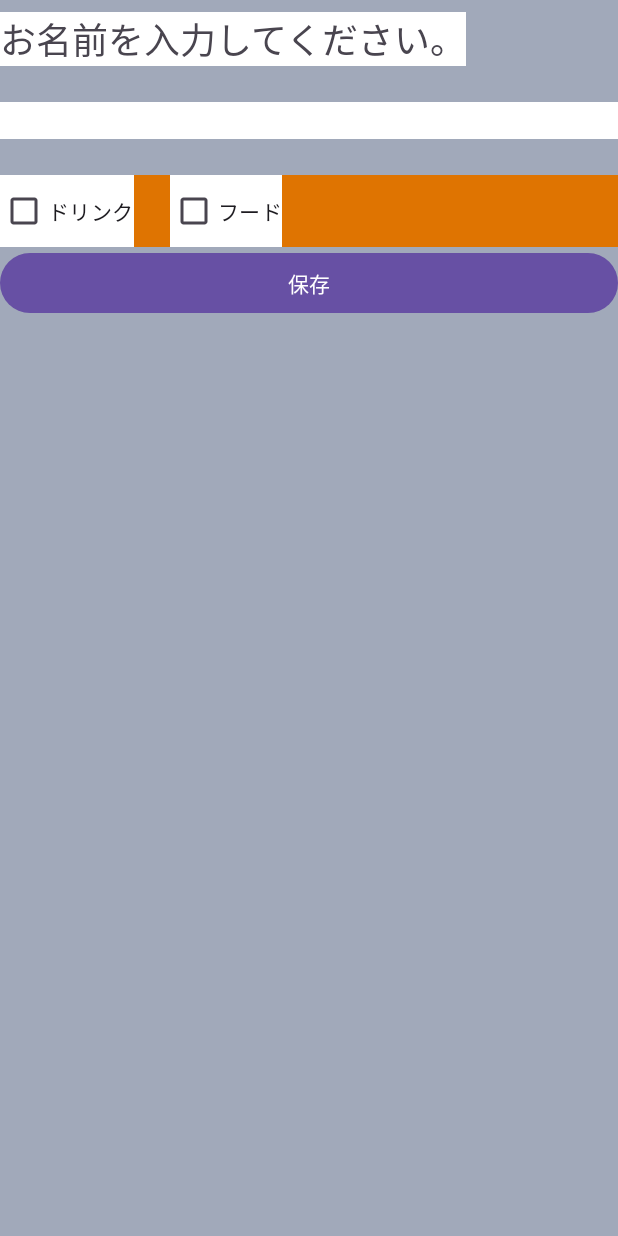
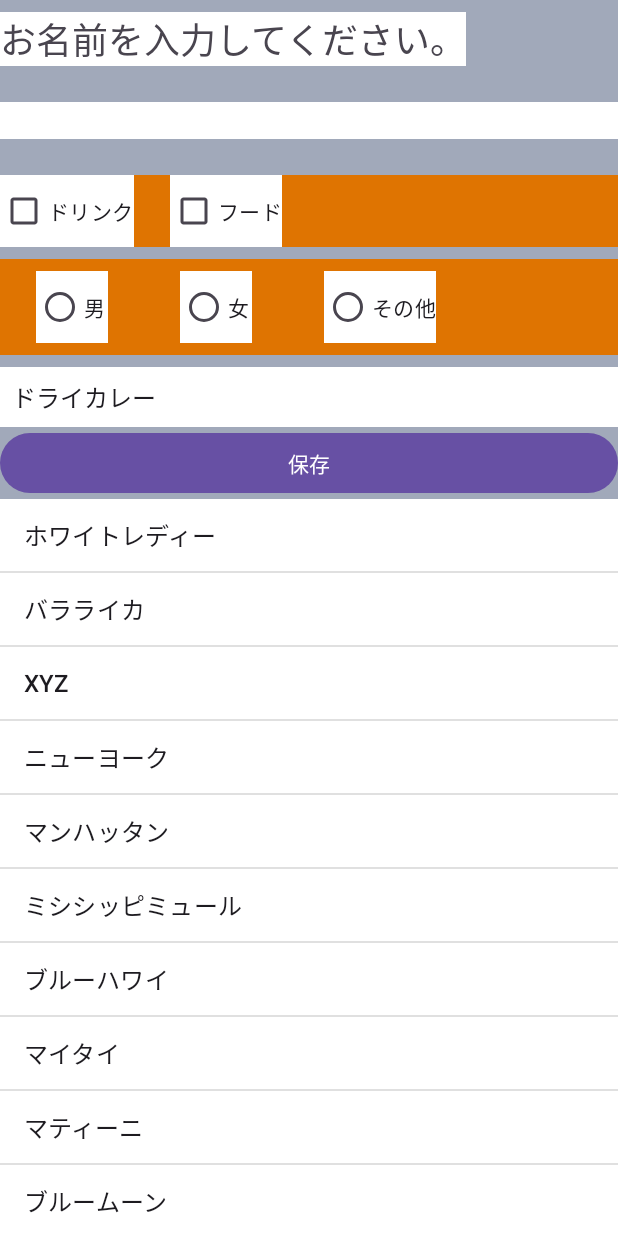
Before and after one commit to itc-s22030/Android1, an Android app: the screen it shows after launch (MainActivity), on a phone screen of 412 x 824 dp. Run offline under Robolectric (Android 15) with nearby library versions, the phone set to English and light mode, and no system bars.

Commit message:
3章終わり

```diff
--- a/ViewSample/app/src/main/res/layout/activity_main.xml
+++ b/ViewSample/app/src/main/res/layout/activity_main.xml
@@ -50,10 +50,64 @@
             android:text="@string/cb_food" />
     </LinearLayout>
 
+    <RadioGroup
+        android:layout_width="match_parent"
+        android:layout_height="wrap_content"
+        android:layout_marginTop="8dp"
+        android:layout_marginBottom="8dp"
+        android:background="#df7401"
+        android:orientation="horizontal"
+        android:paddingTop="8dp"
+        android:paddingBottom="8dp">
+
+        <RadioButton
+            android:id="@+id/rbMale"
+            android:layout_width="wrap_content"
+            android:layout_height="wrap_content"
+            android:layout_marginStart="24dp"
+            android:layout_marginEnd="24dp"
+            android:background="#ffFFff"
+            android:text="@string/rb_male" />
+
+        <RadioButton
+            android:id="@+id/rbFemale"
+            android:layout_width="wrap_content"
+            android:layout_height="wrap_content"
+            android:layout_marginStart="24dp"
+            android:layout_marginEnd="24dp"
+            android:background="#ffFFff"
+            android:text="@string/rb_female" />
+
+        <RadioButton
+            android:id="@+id/rbOthers"
+            android:layout_width="wrap_content"
+            android:layout_height="wrap_content"
+            android:layout_marginStart="24dp"
+            android:layout_marginEnd="24dp"
+            android:background="#ffFFff"
+            android:text="@string/rb_others" />
+    </RadioGroup>
+
+    <Spinner
+        android:id="@+id/spCurryList"
+        android:layout_width="match_parent"
+        android:layout_height="wrap_content"
+        android:background="#ffFFff"
+        android:entries="@array/sp_curry_list"
+        android:paddingTop="8dp"
+        android:paddingBottom="8dp" />
+
     <Button
         android:id="@+id/btSave"
         android:layout_width="match_parent"
         android:layout_height="wrap_content"
         android:text="@string/bt_save" />
 
+    <ListView
+        android:layout_width="match_parent"
+        android:layout_height="0dp"
+        android:layout_weight="1"
+        android:background="#ffFFff"
+        android:entries="@array/lv_cocktail_list" />
+
 </LinearLayout>
--- a/ViewSample/app/src/main/res/values/strings.xml
+++ b/ViewSample/app/src/main/res/values/strings.xml
@@ -4,4 +4,31 @@
     <string name="bt_save">保存</string>
     <string name="cb_drink">ドリンク</string>
     <string name="cb_food">フード</string>
+    <string name="rb_male">男</string>
+    <string name="rb_female">女</string>
+    <string name="rb_others">その他</string>
+
+    <string-array name="sp_curry_list">
+        <item>ドライカレー</item>
+        <item>カツカレー</item>
+        <item>ビーフカレー</item>
+        <item>チキンカレー</item>
+        <item>シーフードカレー</item>
+        <item>キーマカレー</item>
+        <item>グリーンカレー</item>
+    </string-array>
+
+    <string-array name="lv_cocktail_list">
+        <item>ホワイトレディー</item>
+        <item>バラライカ</item>
+        <item>XYZ</item>
+        <item>ニューヨーク</item>
+        <item>マンハッタン</item>
+        <item>ミシシッピミュール</item>
+        <item>ブルーハワイ</item>
+        <item>マイタイ</item>
+        <item>マティーニ</item>
+        <item>ブルームーン</item>
+        <item>モヒート</item>
+    </string-array>
 </resources>
```
